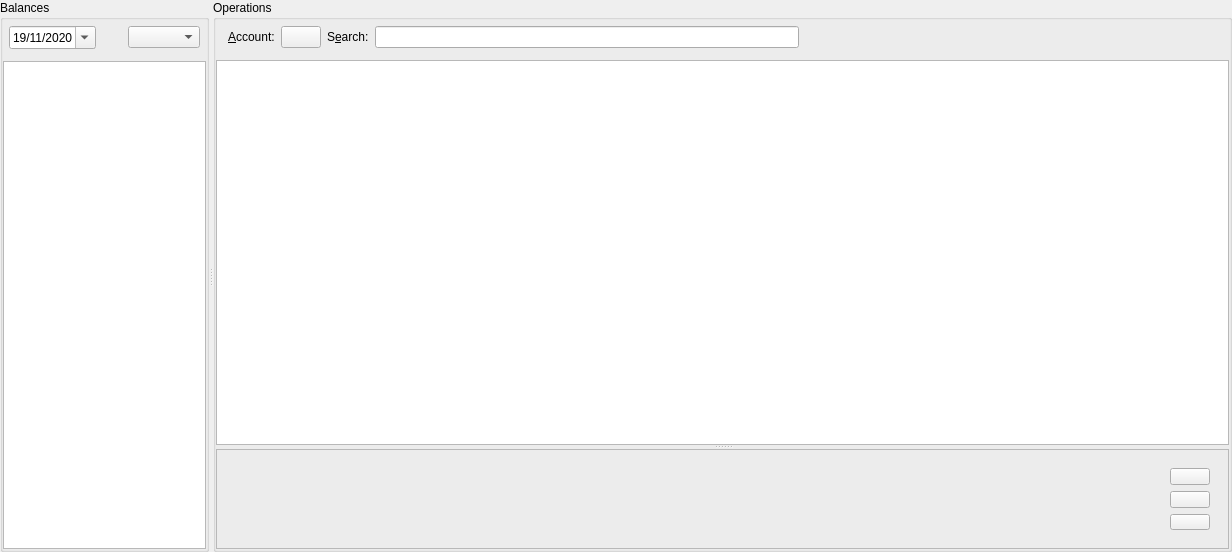
titov-vv/jal, file jal/ui/operations_widget.ui: the form before one commit.
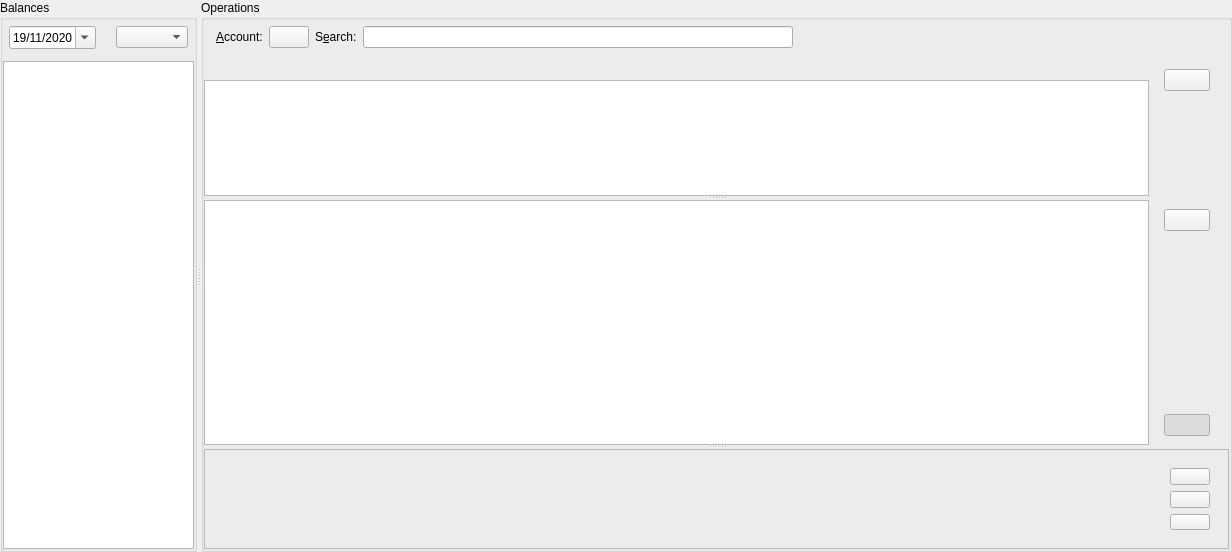
The form after the commit. Custom widgets are drawn as their Qt base class.

Commit message: Hidden Positions pane was added above Operations.

What changed in the file:
```diff
--- a/jal/ui/operations_widget.ui
+++ b/jal/ui/operations_widget.ui
@@ -252,31 +252,219 @@
          <property name="orientation">
           <enum>Qt::Orientation::Vertical</enum>
          </property>
-         <widget class="QTableView" name="OperationsTableView">
+         <widget class="QSplitter" name="PositionsOperationsSplitter">
           <property name="sizePolicy">
            <sizepolicy hsizetype="Expanding" vsizetype="Expanding">
             <horstretch>0</horstretch>
             <verstretch>4</verstretch>
            </sizepolicy>
           </property>
-          <property name="alternatingRowColors">
-           <bool>true</bool>
+          <property name="orientation">
+           <enum>Qt::Orientation::Vertical</enum>
           </property>
-          <property name="selectionMode">
-           <enum>QAbstractItemView::SelectionMode::ExtendedSelection</enum>
-          </property>
-          <property name="selectionBehavior">
-           <enum>QAbstractItemView::SelectionBehavior::SelectRows</enum>
-          </property>
-          <property name="wordWrap">
-           <bool>false</bool>
-          </property>
-          <attribute name="verticalHeaderVisible">
-           <bool>false</bool>
-          </attribute>
-          <attribute name="verticalHeaderMinimumSectionSize">
-           <number>20</number>
-          </attribute>
+          <widget class="QWidget" name="PositionsPane">
+           <property name="visible">
+            <bool>false</bool>
+           </property>
+           <property name="sizePolicy">
+            <sizepolicy hsizetype="Expanding" vsizetype="Expanding">
+             <horstretch>0</horstretch>
+             <verstretch>1</verstretch>
+            </sizepolicy>
+           </property>
+           <layout class="QHBoxLayout" name="positionsPaneLayout">
+            <property name="leftMargin">
+             <number>0</number>
+            </property>
+            <property name="topMargin">
+             <number>0</number>
+            </property>
+            <property name="rightMargin">
+             <number>10</number>
+            </property>
+            <property name="bottomMargin">
+             <number>0</number>
+            </property>
+            <item>
+             <layout class="QVBoxLayout" name="positionsListLayout">
+              <item>
+               <widget class="QLabel" name="PositionsTitle">
+                <property name="text">
+                 <string/>
+                </property>
+               </widget>
+              </item>
+              <item>
+               <widget class="QTreeView" name="PositionsTreeView">
+                <property name="alternatingRowColors">
+                 <bool>true</bool>
+                </property>
+                <property name="allColumnsShowFocus">
+                 <bool>true</bool>
+                </property>
+               </widget>
+              </item>
+             </layout>
+            </item>
+            <item>
+             <widget class="QFrame" name="PositionsButtons">
+              <property name="sizePolicy">
+               <sizepolicy hsizetype="Maximum" vsizetype="Preferred">
+                <horstretch>0</horstretch>
+                <verstretch>0</verstretch>
+               </sizepolicy>
+              </property>
+              <layout class="QVBoxLayout" name="positionsButtonsLayout">
+               <item>
+                <widget class="QPushButton" name="PositionsCollapseBtn">
+                 <property name="minimumSize">
+                  <size>
+                   <width>46</width>
+                   <height>0</height>
+                  </size>
+                 </property>
+                 <property name="toolTip">
+                  <string>Hide positions</string>
+                 </property>
+                 <property name="text">
+                  <string/>
+                 </property>
+                </widget>
+               </item>
+               <item>
+                <spacer name="positionsButtonsSpacer">
+                 <property name="orientation">
+                  <enum>Qt::Orientation::Vertical</enum>
+                 </property>
+                 <property name="sizeHint" stdset="0">
+                  <size>
+                   <width>20</width>
+                   <height>40</height>
+                  </size>
+                 </property>
+                </spacer>
+               </item>
+              </layout>
+             </widget>
+            </item>
+           </layout>
+          </widget>
+          <widget class="QWidget" name="OperationsPane">
+           <property name="sizePolicy">
+            <sizepolicy hsizetype="Expanding" vsizetype="Expanding">
+             <horstretch>0</horstretch>
+             <verstretch>2</verstretch>
+            </sizepolicy>
+           </property>
+           <layout class="QHBoxLayout" name="operationsPaneLayout">
+            <property name="leftMargin">
+             <number>0</number>
+            </property>
+            <property name="topMargin">
+             <number>0</number>
+            </property>
+            <property name="rightMargin">
+             <number>10</number>
+            </property>
+            <property name="bottomMargin">
+             <number>0</number>
+            </property>
+            <item>
+             <widget class="QTableView" name="OperationsTableView">
+              <property name="sizePolicy">
+               <sizepolicy hsizetype="Expanding" vsizetype="Expanding">
+                <horstretch>0</horstretch>
+                <verstretch>0</verstretch>
+               </sizepolicy>
+              </property>
+              <property name="alternatingRowColors">
+               <bool>true</bool>
+              </property>
+              <property name="selectionMode">
+               <enum>QAbstractItemView::SelectionMode::ExtendedSelection</enum>
+              </property>
+              <property name="selectionBehavior">
+               <enum>QAbstractItemView::SelectionBehavior::SelectRows</enum>
+              </property>
+              <property name="wordWrap">
+               <bool>false</bool>
+              </property>
+              <attribute name="verticalHeaderVisible">
+               <bool>false</bool>
+              </attribute>
+              <attribute name="verticalHeaderMinimumSectionSize">
+               <number>20</number>
+              </attribute>
+             </widget>
+            </item>
+            <item>
+             <widget class="QFrame" name="OperationsPaneButtons">
+              <property name="visible">
+               <bool>false</bool>
+              </property>
+              <property name="sizePolicy">
+               <sizepolicy hsizetype="Maximum" vsizetype="Preferred">
+                <horstretch>0</horstretch>
+                <verstretch>0</verstretch>
+               </sizepolicy>
+              </property>
+              <layout class="QVBoxLayout" name="operationsPaneButtonsLayout">
+               <item>
+                <widget class="QPushButton" name="OperationsCollapseBtn">
+                 <property name="minimumSize">
+                  <size>
+                   <width>46</width>
+                   <height>0</height>
+                  </size>
+                 </property>
+                 <property name="toolTip">
+                  <string>Hide operations</string>
+                 </property>
+                 <property name="text">
+                  <string/>
+                 </property>
+                </widget>
+               </item>
+               <item>
+                <spacer name="operationsPaneButtonsSpacer">
+                 <property name="orientation">
+                  <enum>Qt::Orientation::Vertical</enum>
+                 </property>
+                 <property name="sizeHint" stdset="0">
+                  <size>
+                   <width>20</width>
+                   <height>40</height>
+                  </size>
+                 </property>
+                </spacer>
+               </item>
+               <item>
+                <widget class="QPushButton" name="DetailsToggleBtn">
+                 <property name="minimumSize">
+                  <size>
+                   <width>46</width>
+                   <height>0</height>
+                  </size>
+                 </property>
+                 <property name="toolTip">
+                  <string>Show or hide operation details</string>
+                 </property>
+                 <property name="text">
+                  <string/>
+                 </property>
+                 <property name="checkable">
+                  <bool>true</bool>
+                 </property>
+                 <property name="checked">
+                  <bool>true</bool>
+                 </property>
+                </widget>
+               </item>
+              </layout>
+             </widget>
+            </item>
+           </layout>
+          </widget>
          </widget>
          <widget class="QFrame" name="OperationDetails">
           <property name="sizePolicy">
```
Left out of the diff: 4 changed lines with no effect on the pictures. The commit also changes 3 other files.
